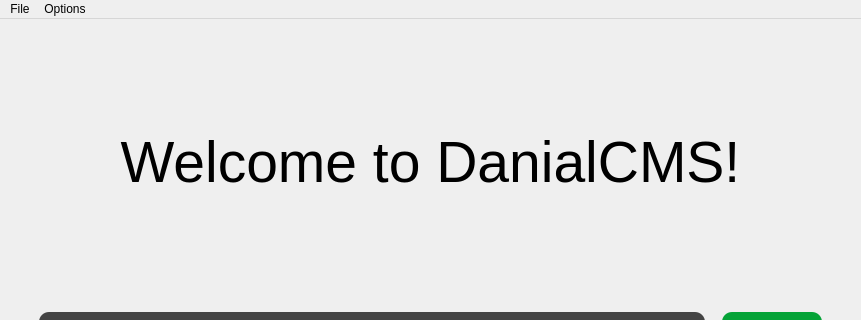
The window that Server/Resources/BlogPicker.ui (Danial-Movahed/DanialCMS) describes before a commit, drawn with Qt 5; both pictures show x 0 to 861 and y 0 to 320 of the 861 by 621 pixel window.
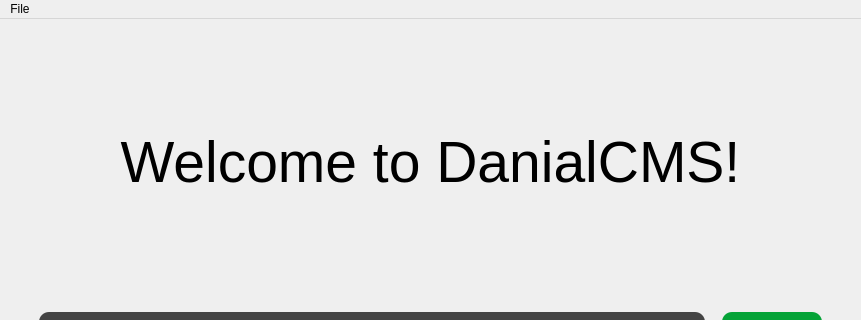
The same window after the commit. Icons and pictures are not drawn.

Commit message: Mr.Ahmadi mode is not ready. Removing options

What changed in the file:
```diff
--- a/Server/Resources/BlogPicker.ui
+++ b/Server/Resources/BlogPicker.ui
@@ -207,13 +207,7 @@
     <addaction name="actionQuit"/>
     <addaction name="separator"/>
    </widget>
-   <widget class="QMenu" name="menuOptions">
-    <property name="title">
-     <string>Options</string>
-    </property>
-   </widget>
    <addaction name="menuFile"/>
-   <addaction name="menuOptions"/>
   </widget>
   <widget class="QStatusBar" name="statusbar"/>
   <action name="actionMr_Ahmadi_Mode">
```
The commit also changes 1 other file.
